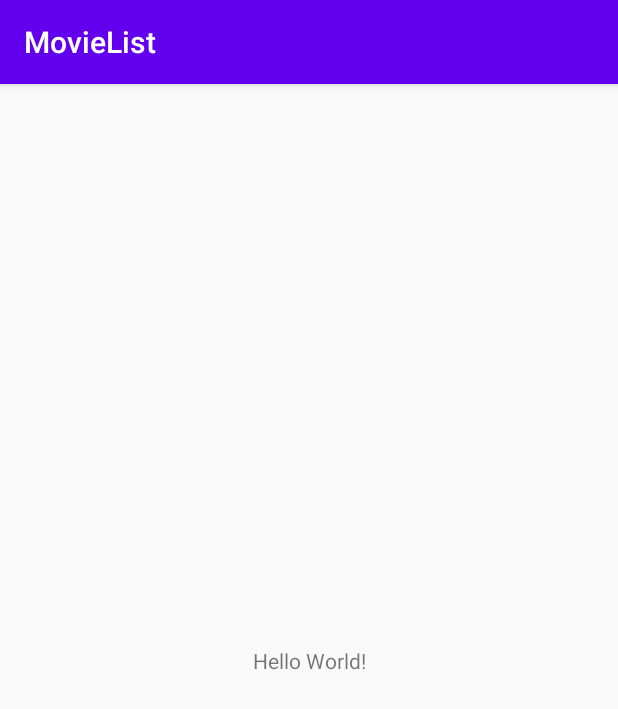
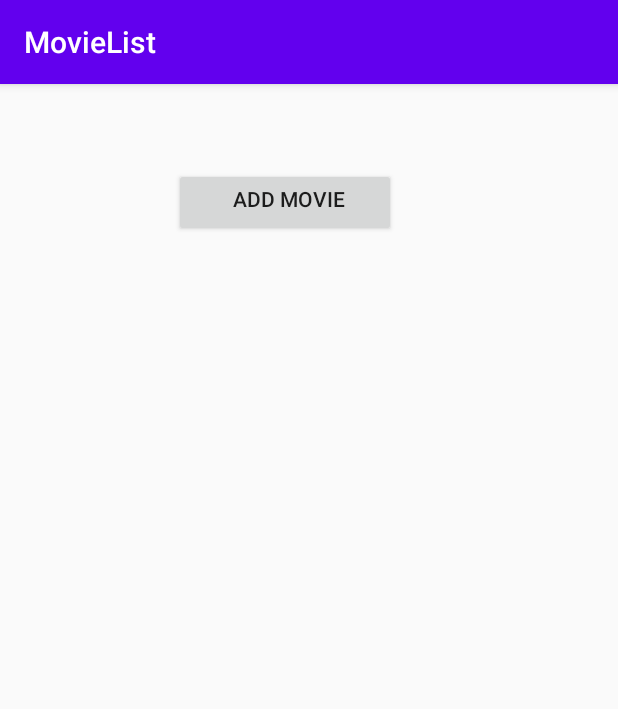
Before and after one commit to angelicarperez/final-app, an Android app: the screen it shows after launch (MainActivity), on a phone screen of 412 x 824 dp. Shown: the top 709 px of the screen. Run offline under Robolectric (Android 15) with nearby library versions, the phone set to English and light mode, and no system bars.

Commit message:
Created layouts for form and dashboard

```diff
--- a/app/src/main/AndroidManifest.xml
+++ b/app/src/main/AndroidManifest.xml
@@ -9,13 +9,17 @@
         android:roundIcon="@mipmap/ic_launcher_round"
         android:supportsRtl="true"
         android:theme="@style/AppTheme">
-        <activity android:name=".MainActivity">
+        <activity android:name="com.perezflores.movielist.MainActivity">
             <intent-filter>
                 <action android:name="android.intent.action.MAIN" />
 
                 <category android:name="android.intent.category.LAUNCHER" />
             </intent-filter>
         </activity>
+        <activity
+            android:name="com.perezflores.movielist.MovieForm"
+            android:label="@string/app_name" >
+        </activity>
     </application>
 
 </manifest>
--- a/app/src/main/java/com/perezflores/movielist/MainActivity.java
+++ b/app/src/main/java/com/perezflores/movielist/MainActivity.java
@@ -3,12 +3,28 @@ package com.perezflores.movielist;
 import androidx.appcompat.app.AppCompatActivity;
 
 import android.os.Bundle;
+import android.widget.EditText;
+import android.widget.ListView;
+import android.widget.TextView;
+import android.widget.TextView.OnEditorActionListener;
+
 
 public class MainActivity extends AppCompatActivity {
+//    defined variables
+
+    private ListView moviesListView;
+    private ListView favoritesListView;
 
     @Override
     protected void onCreate(Bundle savedInstanceState) {
         super.onCreate(savedInstanceState);
         setContentView(R.layout.activity_main);
+// references
+        moviesListView = (ListView) findViewById(R.id.moviesListView);
+        favoritesListView = (ListView) findViewById(R.id.favoritesListView);
+
+
     }
+
+
 }
--- a/app/src/main/res/layout/activity_main.xml
+++ b/app/src/main/res/layout/activity_main.xml
@@ -6,13 +6,36 @@
     android:layout_height="match_parent"
     tools:context=".MainActivity">
 
-    <TextView
-        android:layout_width="wrap_content"
-        android:layout_height="wrap_content"
-        android:text="Hello World!"
-        app:layout_constraintBottom_toBottomOf="parent"
-        app:layout_constraintLeft_toLeftOf="parent"
-        app:layout_constraintRight_toRightOf="parent"
+    <ListView
+        android:id="@+id/favoritesListView"
+        android:layout_width="370dp"
+        android:layout_height="252dp"
+        android:layout_marginStart="18dp"
+        android:layout_marginEnd="24dp"
+        app:layout_constraintEnd_toEndOf="parent"
+        app:layout_constraintStart_toStartOf="parent"
+        tools:layout_editor_absoluteY="138dp" />
+
+    <ListView
+        android:id="@+id/moviesListView"
+        android:layout_width="374dp"
+        android:layout_height="289dp"
+        android:layout_marginStart="16dp"
+        android:layout_marginTop="18dp"
+        android:layout_marginEnd="21dp"
+        app:layout_constraintEnd_toEndOf="parent"
+        app:layout_constraintStart_toStartOf="parent"
+        app:layout_constraintTop_toBottomOf="@+id/favoritesListView" />
+
+    <Button
+        android:id="@+id/addbutton"
+        android:layout_width="148dp"
+        android:layout_height="46dp"
+        android:layout_marginStart="116dp"
+        android:layout_marginTop="56dp"
+        android:paddingTop="5dp"
+        android:paddingRight="7dp"
+        android:text="Add Movie"
+        app:layout_constraintStart_toStartOf="parent"
         app:layout_constraintTop_toTopOf="parent" />
-
 </androidx.constraintlayout.widget.ConstraintLayout>
```
Also changed, not shown: app/src/main/java/com/perezflores/movielist/MovieForm.java (added, +34 -0 lines), app/src/main/res/layout/movie_form.xml (added, +89 -0 lines), 2 other files.
